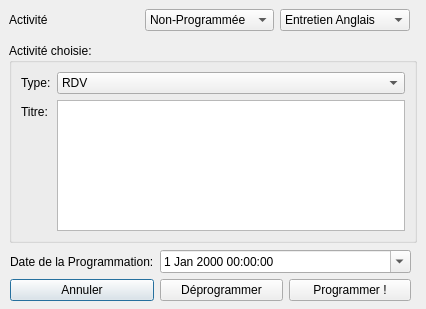
Above: Project_Calendar/GUI/programmationactivite.ui from Stardust1002/Project_Calendar before the change. Below: the same form after it.
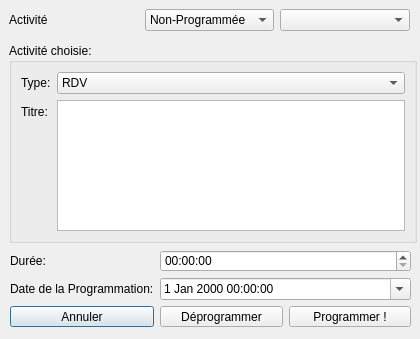
That is the form after the change.

What changed in the file:
```diff
--- a/Project_Calendar/GUI/programmationactivite.ui
+++ b/Project_Calendar/GUI/programmationactivite.ui
@@ -6,8 +6,8 @@
    <rect>
     <x>0</x>
     <y>0</y>
-    <width>426</width>
-    <height>309</height>
+    <width>420</width>
+    <height>339</height>
    </rect>
   </property>
   <property name="windowTitle">
@@ -81,7 +81,7 @@
     </item>
    </layout>
   </widget>
-  <widget class="QWidget" name="">
+  <widget class="QWidget" name="layoutWidget">
    <property name="geometry">
     <rect>
      <x>9</x>
@@ -113,61 +113,73 @@
      </widget>
     </item>
     <item>
-     <widget class="QComboBox" name="activite">
-      <item>
-       <property name="text">
-        <string>Entretien Anglais</string>
-       </property>
-      </item>
-     </widget>
+     <widget class="QComboBox" name="activity"/>
     </item>
    </layout>
   </widget>
-  <widget class="QWidget" name="">
+  <widget class="QWidget" name="layoutWidget">
    <property name="geometry">
     <rect>
      <x>10</x>
      <y>250</y>
      <width>401</width>
-     <height>51</height>
+     <height>77</height>
     </rect>
    </property>
    <layout class="QGridLayout" name="gridLayout">
-    <item row="0" column="0">
+    <item row="1" column="0">
      <widget class="QLabel" name="label_5">
       <property name="text">
        <string>Date de la Programmation:</string>
       </property>
      </widget>
     </item>
-    <item row="0" column="1" colspan="2">
+    <item row="1" column="1" colspan="2">
      <widget class="QDateTimeEdit" name="programmation">
       <property name="calendarPopup">
        <bool>true</bool>
       </property>
      </widget>
     </item>
-    <item row="1" column="0">
+    <item row="2" column="0">
      <widget class="QPushButton" name="annuler">
       <property name="text">
        <string>Annuler</string>
       </property>
      </widget>
     </item>
-    <item row="1" column="1">
+    <item row="2" column="1">
      <widget class="QPushButton" name="deprogrammer">
       <property name="text">
        <string>Déprogrammer</string>
       </property>
      </widget>
     </item>
-    <item row="1" column="2">
+    <item row="2" column="2">
      <widget class="QPushButton" name="programmer">
       <property name="text">
        <string>Programmer !</string>
       </property>
      </widget>
     </item>
+    <item row="0" column="0">
+     <widget class="QLabel" name="label_6">
+      <property name="text">
+       <string>Durée:</string>
+      </property>
+     </widget>
+    </item>
+    <item row="0" column="1" colspan="2">
+     <widget class="QTimeEdit" name="duree">
+      <property name="minimumTime">
+       <time>
+        <hour>0</hour>
+        <minute>0</minute>
+        <second>0</second>
+       </time>
+      </property>
+     </widget>
+    </item>
    </layout>
   </widget>
  </widget>
```
